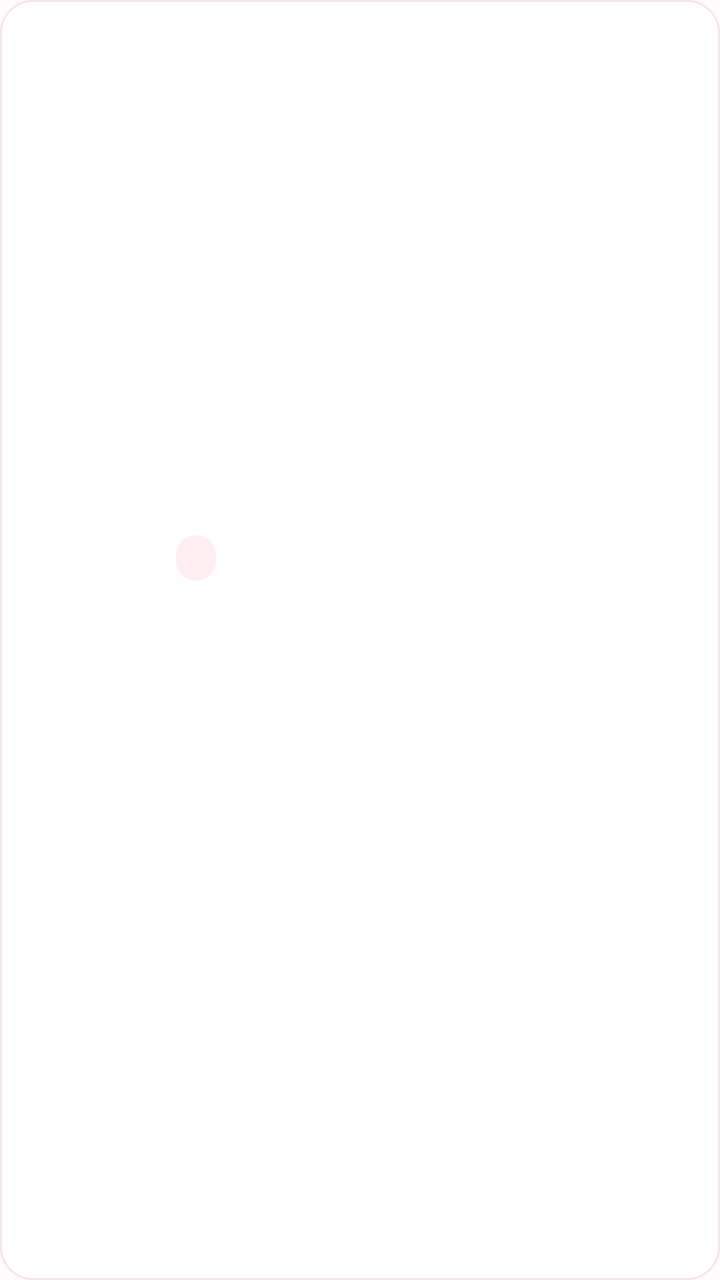
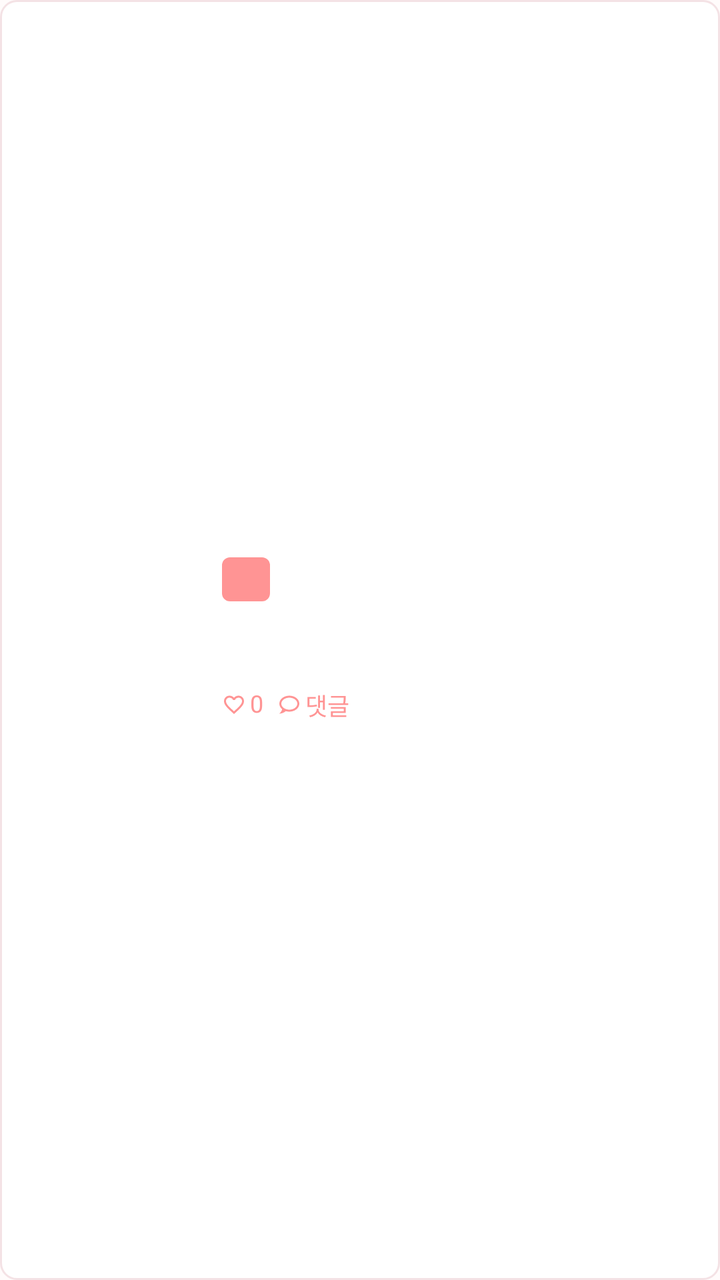

Before-and-after screenshots of an Android layout around one commit, followed by the original layout XML and the change that was made.
<!-- AndroidManifest.xml: application theme Theme.Maru -->
<!-- res/layout/item_community_post.xml -->
<?xml version="1.0" encoding="utf-8"?>
<LinearLayout
    xmlns:android="http://schemas.android.com/apk/res/android"
    xmlns:app="http://schemas.android.com/apk/res-auto"
    android:layout_width="match_parent"
    android:layout_height="wrap_content"
    android:layout_marginBottom="10dp"
    android:minHeight="108dp"
    android:orientation="horizontal"
    android:gravity="center_vertical"
    android:padding="12dp"
    android:background="@drawable/community_card"
    android:clickable="true"
    android:focusable="true"
    android:foreground="?android:attr/selectableItemBackground">
    <ImageView
        android:id="@+id/ivRepresentative"
        android:layout_width="64dp"
        android:layout_height="76dp"
        android:scaleType="fitCenter"
        android:contentDescription="게시글 대표 이미지" />
    <LinearLayout
        android:layout_width="0dp"
        android:layout_weight="1"
        android:layout_height="wrap_content"
        android:orientation="vertical"
        android:layout_marginStart="12dp">
        <TextView
            android:id="@+id/tvCategory"
            android:layout_width="wrap_content"
            android:layout_height="wrap_content"
            android:paddingStart="10dp"
            android:paddingEnd="10dp"
            android:paddingTop="4dp"
            android:paddingBottom="4dp"
            android:background="@drawable/community_chip_off"
            android:textColor="@color/community_pink"
            android:textSize="11sp" />
        <TextView
            android:id="@+id/tvTitle"
            android:layout_width="match_parent"
            android:layout_height="wrap_content"
            android:layout_marginTop="6dp"
            android:textColor="@color/community_ink"
            android:textSize="14sp"
            android:textStyle="bold"
            android:maxLines="2"
            android:ellipsize="end" />
        <TextView
            android:id="@+id/tvOwner"
            android:layout_width="match_parent"
            android:layout_height="wrap_content"
            android:layout_marginTop="5dp"
            android:textColor="@color/community_muted"
            android:textSize="11sp"
            android:maxLines="1"
            android:ellipsize="end" />
        <TextView
            android:id="@+id/tvChildAge"
            android:layout_width="match_parent"
            android:layout_height="wrap_content"
            android:textSize="11sp"
            android:textColor="@color/community_muted"
            android:visibility="gone" />
        <TextView
            android:id="@+id/tvDate"
            android:layout_width="match_parent"
            android:layout_height="wrap_content"
            android:layout_marginTop="3dp"
            android:textColor="@color/community_muted"
            android:textSize="11sp" />
        <TextView
            android:id="@+id/tvStats"
            android:layout_width="match_parent"
            android:layout_height="wrap_content"
            android:layout_marginTop="5dp"
            android:textSize="11sp"
            android:textColor="@color/community_pink" />
    </LinearLayout>
</LinearLayout>
<!-- resources referenced by this layout -->
<resources>
  <color name="community_ink">@color/text_dark</color>
  <color name="community_muted">@color/text_gray</color>
  <color name="community_pink">@color/maru_pink</color>
  <!-- drawable community_card (drawable) -->
  <shape xmlns:android="http://schemas.android.com/apk/res/android" android:shape="rectangle"><solid android:color="#FFFFFF"/><corners android:radius="16dp"/><stroke android:width="1dp" android:color="#F2E4E8"/></shape>
  <!-- drawable community_chip_off (drawable) -->
  <shape xmlns:android="http://schemas.android.com/apk/res/android" android:shape="rectangle"><solid android:color="@color/cat_pink"/><corners android:radius="30dp"/></shape>
  <style name="Theme.Maru" parent="Base.Theme.Maru" />
  <color name="text_dark">#FF222222</color>
  <color name="text_gray">#FF8A8A8A</color>
  <color name="maru_pink">#FFF0506E</color>
  <color name="cat_pink">#FFFFEEF1</color>
  <style name="Base.Theme.Maru" parent="Theme.Material3.Light.NoActionBar">
          <item name="colorPrimary">@color/maru_pink</item>
          <item name="android:windowBackground">@color/page_bg</item>
          
          <item name="android:windowLightStatusBar">true</item>
          
          <item name="android:soundEffectsEnabled">false</item>
      </style>
  <color name="page_bg">#FFFFFBFB</color>
</resources>

<!-- the commit's change to res/layout/item_community_post.xml (unified diff, before → after) -->
@@ -1,80 +1,20 @@
-<?xml version="1.0" encoding="utf-8"?>
-<LinearLayout
-    xmlns:android="http://schemas.android.com/apk/res/android"
-    xmlns:app="http://schemas.android.com/apk/res-auto"
-    android:layout_width="match_parent"
-    android:layout_height="wrap_content"
-    android:layout_marginBottom="10dp"
-    android:minHeight="108dp"
-    android:orientation="horizontal"
-    android:gravity="center_vertical"
-    android:padding="12dp"
-    android:background="@drawable/community_card"
-    android:clickable="true"
-    android:focusable="true"
-    android:foreground="?android:attr/selectableItemBackground">
-    <ImageView
-        android:id="@+id/ivRepresentative"
-        android:layout_width="64dp"
-        android:layout_height="76dp"
-        android:scaleType="fitCenter"
-        android:contentDescription="게시글 대표 이미지" />
-    <LinearLayout
-        android:layout_width="0dp"
-        android:layout_weight="1"
-        android:layout_height="wrap_content"
-        android:orientation="vertical"
-        android:layout_marginStart="12dp">
-        <TextView
-            android:id="@+id/tvCategory"
-            android:layout_width="wrap_content"
-            android:layout_height="wrap_content"
-            android:paddingStart="10dp"
-            android:paddingEnd="10dp"
-            android:paddingTop="4dp"
-            android:paddingBottom="4dp"
-            android:background="@drawable/community_chip_off"
-            android:textColor="@color/community_pink"
-            android:textSize="11sp" />
-        <TextView
-            android:id="@+id/tvTitle"
-            android:layout_width="match_parent"
-            android:layout_height="wrap_content"
-            android:layout_marginTop="6dp"
-            android:textColor="@color/community_ink"
-            android:textSize="14sp"
-            android:textStyle="bold"
-            android:maxLines="2"
-            android:ellipsize="end" />
-        <TextView
-            android:id="@+id/tvOwner"
-            android:layout_width="match_parent"
-            android:layout_height="wrap_content"
-            android:layout_marginTop="5dp"
-            android:textColor="@color/community_muted"
-            android:textSize="11sp"
-            android:maxLines="1"
-            android:ellipsize="end" />
-        <TextView
-            android:id="@+id/tvChildAge"
-            android:layout_width="match_parent"
-            android:layout_height="wrap_content"
-            android:textSize="11sp"
-            android:textColor="@color/community_muted"
-            android:visibility="gone" />
-        <TextView
-            android:id="@+id/tvDate"
-            android:layout_width="match_parent"
-            android:layout_height="wrap_content"
-            android:layout_marginTop="3dp"
-            android:textColor="@color/community_muted"
-            android:textSize="11sp" />
-        <TextView
-            android:id="@+id/tvStats"
-            android:layout_width="match_parent"
-            android:layout_height="wrap_content"
-            android:layout_marginTop="5dp"
-            android:textSize="11sp"
-            android:textColor="@color/community_pink" />
+<?xml version='1.0' encoding='utf-8'?>
+<LinearLayout xmlns:android="http://schemas.android.com/apk/res/android" android:layout_width="match_parent" android:layout_height="wrap_content" android:orientation="horizontal" android:layout_marginBottom="14dp" android:minHeight="108dp" android:paddingHorizontal="14dp" android:paddingVertical="11dp" android:background="@drawable/community_card" android:clickable="true" android:focusable="true" android:foreground="?attr/selectableItemBackground" android:gravity="center_vertical">
+    <ImageView android:layout_width="85dp" android:layout_height="85dp" android:id="@+id/ivRepresentative" android:scaleType="fitCenter" android:contentDescription="게시글 대표 이미지" />
+    <LinearLayout android:layout_width="0dp" android:layout_height="wrap_content" android:orientation="vertical" android:layout_weight="1" android:layout_marginStart="12dp">
+        <TextView android:layout_width="wrap_content" android:layout_height="22dp" android:id="@+id/tvCategory" android:text="" android:paddingHorizontal="12dp" android:gravity="center" android:background="@drawable/community_badge" android:textColor="#FFFFFF" android:textSize="11sp" style="@style/CommunityFieldLabel" />
+        <Space android:layout_width="1dp" android:layout_height="7dp" />
+        <TextView android:layout_width="match_parent" android:layout_height="wrap_content" android:id="@+id/tvTitle" android:text="" android:textSize="13sp" android:maxLines="2" android:ellipsize="end" style="@style/CommunityHeading" />
+        <Space android:layout_width="1dp" android:layout_height="3dp" />
+        <TextView android:layout_width="match_parent" android:layout_height="wrap_content" android:id="@+id/tvOwner" android:text="" android:textSize="10sp" android:maxLines="1" android:ellipsize="end" style="@style/CommunityMuted" />
+        <TextView android:layout_width="match_parent" android:layout_height="wrap_content" android:id="@+id/tvDate" android:text="" android:visibility="gone" style="@style/CommunityMuted" />
+        <TextView android:layout_width="match_parent" android:layout_height="wrap_content" android:id="@+id/tvChildAge" android:text="" android:textSize="10sp" android:visibility="gone" style="@style/CommunityMuted" />
+        <LinearLayout android:layout_width="match_parent" android:layout_height="wrap_content" android:orientation="horizontal" android:layout_marginTop="6dp" android:gravity="center_vertical">
+            <ImageView android:layout_width="12dp" android:layout_height="12dp" android:src="@drawable/community_figma_heart" android:importantForAccessibility="no" />
+            <TextView android:layout_width="wrap_content" android:layout_height="wrap_content" android:id="@+id/tvStats" android:text="0" android:textColor="@color/community_pink" android:textSize="12sp" android:layout_marginStart="2dp" style="@style/CommunityMuted" />
+            <ImageView android:layout_width="12dp" android:layout_height="12dp" android:src="@drawable/community_figma_chat" android:importantForAccessibility="no" android:layout_marginStart="7dp" />
+            <TextView android:layout_width="wrap_content" android:layout_height="wrap_content" android:id="@+id/tvComments" android:text="댓글" android:textColor="@color/community_pink" android:textSize="12sp" android:layout_marginStart="2dp" style="@style/CommunityMuted" />
+            <TextView android:layout_width="0dp" android:layout_height="wrap_content" android:id="@+id/tvViews" android:text="" android:layout_weight="1" android:gravity="end" android:textSize="10sp" style="@style/CommunityMuted" />
+        </LinearLayout>
     </LinearLayout>
 </LinearLayout>
<!-- resource entries referenced after the edit -->
@@ -1,17 +1,43 @@
 <!-- resources referenced by this layout -->
 <resources>
-  <color name="community_ink">@color/text_dark</color>
-  <color name="community_muted">@color/text_gray</color>
-  <color name="community_pink">@color/maru_pink</color>
+  <color name="community_ink">#192D4A</color>
+  <color name="community_muted">#718096</color>
+  <color name="community_pink">#FF9494</color>
+  <!-- drawable community_badge (drawable) -->
+  <?xml version='1.0' encoding='utf-8'?>
+  <shape xmlns:android="http://schemas.android.com/apk/res/android">
+      <solid android:color="#FF9494" />
+      <corners android:radius="4dp" />
+  </shape>
   <!-- drawable community_card (drawable) -->
-  <shape xmlns:android="http://schemas.android.com/apk/res/android" android:shape="rectangle"><solid android:color="#FFFFFF"/><corners android:radius="16dp"/><stroke android:width="1dp" android:color="#F2E4E8"/></shape>
-  <!-- drawable community_chip_off (drawable) -->
-  <shape xmlns:android="http://schemas.android.com/apk/res/android" android:shape="rectangle"><solid android:color="@color/cat_pink"/><corners android:radius="30dp"/></shape>
+  <?xml version='1.0' encoding='utf-8'?>
+  <shape xmlns:android="http://schemas.android.com/apk/res/android">
+      <solid android:color="#FFFFFF" />
+      <corners android:radius="8dp" />
+      <stroke android:width="1dp" android:color="#F4E2E5" />
+  </shape>
+  <!-- drawable community_figma_chat: png bitmap (drawable-nodpi, 811 bytes) -->
+  <!-- drawable community_figma_heart: png bitmap (drawable-nodpi, 814 bytes) -->
+  <style name="CommunityFieldLabel" parent="CommunityText">
+          <item name="android:textStyle">bold</item>
+          <item name="android:textSize">13sp</item>
+      </style>
+  <style name="CommunityHeading" parent="CommunityText">
+          <item name="android:textStyle">bold</item>
+          <item name="android:textSize">18sp</item>
+      </style>
+  <style name="CommunityMuted" parent="CommunityText">
+          <item name="android:textSize">11sp</item>
+          <item name="android:textColor">@color/community_muted</item>
+      </style>
   <style name="Theme.Maru" parent="Base.Theme.Maru" />
-  <color name="text_dark">#FF222222</color>
-  <color name="text_gray">#FF8A8A8A</color>
+  <style name="CommunityText">
+          <item name="android:fontFamily">@font/pretendard</item>
+          <item name="android:includeFontPadding">false</item>
+          <item name="android:textColor">@color/community_ink</item>
+          <item name="android:textSize">14sp</item>
+      </style>
   <color name="maru_pink">#FFF0506E</color>
-  <color name="cat_pink">#FFFFEEF1</color>
   <style name="Base.Theme.Maru" parent="Theme.Material3.Light.NoActionBar">
           <item name="colorPrimary">@color/maru_pink</item>
           <item name="android:windowBackground">@color/page_bg</item>
